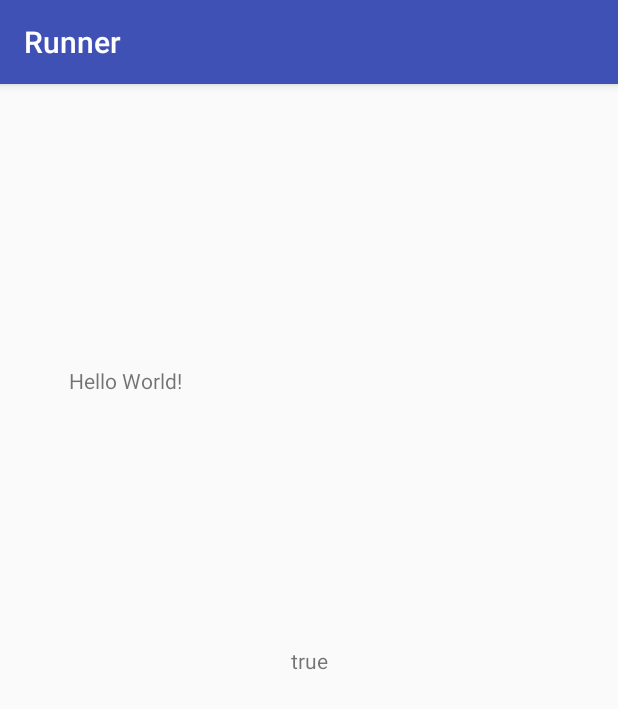
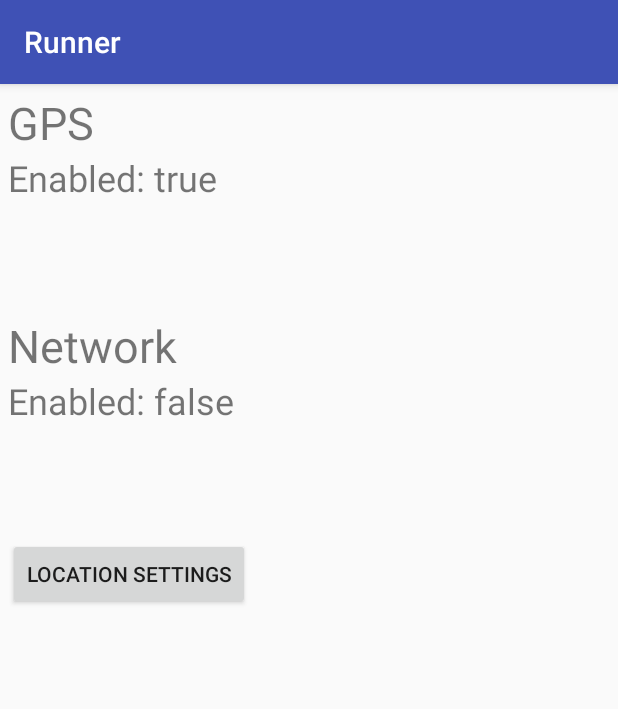
Before and after one commit to roman-nevr/Runner, an Android app: the screen it shows after launch (MainActivity before the commit, LocationActivity after it), on a phone screen of 412 x 824 dp. Shown: the top 709 px of the screen. Run offline under Robolectric (Android 15) with nearby library versions, the phone set to English and light mode, and no system bars.

Commit message:
24.04.2017 1

```diff
--- a/app/src/main/AndroidManifest.xml
+++ b/app/src/main/AndroidManifest.xml
@@ -20,7 +20,7 @@
                 <category android:name="android.intent.category.LAUNCHER"/>
             </intent-filter>
         </activity>
-        <activity android:name=".presentation.MyLocationDemoActivity">
+        <activity android:name=".presentation.LocationActivity">
             <intent-filter>
                 <action android:name="android.intent.action.MAIN"/>
                 <category android:name="android.intent.category.LAUNCHER"/>
--- /dev/null
+++ b/app/src/main/java/org/berendeev/roma/runner/presentation/LocationActivity.java
@@ -0,0 +1,121 @@
+package org.berendeev.roma.runner.presentation;
+
+import android.content.Intent;
+import android.location.Location;
+import android.location.LocationListener;
+import android.location.LocationManager;
+import android.os.Bundle;
+import android.support.v7.app.AppCompatActivity;
+import android.view.View;
+import android.widget.TextView;
+
+import org.berendeev.roma.runner.R;
+
+import java.util.Date;
+
+
+public class LocationActivity extends AppCompatActivity {TextView tvEnabledGPS;
+    TextView tvStatusGPS;
+    TextView tvLocationGPS;
+    TextView tvEnabledNet;
+    TextView tvStatusNet;
+    TextView tvLocationNet;
+
+    private LocationManager locationManager;
+    StringBuilder sbGPS = new StringBuilder();
+    StringBuilder sbNet = new StringBuilder();
+
+    @Override
+    protected void onCreate(Bundle savedInstanceState) {
+        super.onCreate(savedInstanceState);
+        setContentView(R.layout.location);
+        tvEnabledGPS = (TextView) findViewById(R.id.tvEnabledGPS);
+        tvStatusGPS = (TextView) findViewById(R.id.tvStatusGPS);
+        tvLocationGPS = (TextView) findViewById(R.id.tvLocationGPS);
+        tvEnabledNet = (TextView) findViewById(R.id.tvEnabledNet);
+        tvStatusNet = (TextView) findViewById(R.id.tvStatusNet);
+        tvLocationNet = (TextView) findViewById(R.id.tvLocationNet);
+
+        locationManager = (LocationManager) getSystemService(LOCATION_SERVICE);
+    }
+
+    @Override
+    protected void onResume() throws SecurityException {
+        super.onResume();
+        locationManager.requestLocationUpdates(LocationManager.GPS_PROVIDER,
+                1000 * 10, 10, locationListener);
+        locationManager.requestLocationUpdates(
+                LocationManager.NETWORK_PROVIDER, 1000 * 10, 10,
+                locationListener);
+        checkEnabled();
+    }
+
+    @Override
+    protected void onPause() {
+        super.onPause();
+        locationManager.removeUpdates(locationListener);
+    }
+
+    private LocationListener locationListener = new LocationListener() {
+
+        @Override
+        public void onLocationChanged(Location location) {
+            showLocation(location);
+        }
+
+        @Override
+        public void onProviderDisabled(String provider) {
+            checkEnabled();
+        }
+
+        @Override
+        public void onProviderEnabled(String provider) throws SecurityException {
+            checkEnabled();
+            showLocation(locationManager.getLastKnownLocation(provider));
+        }
+
+        @Override
+        public void onStatusChanged(String provider, int status, Bundle extras) {
+            if (provider.equals(LocationManager.GPS_PROVIDER)) {
+                tvStatusGPS.setText("Status: " + String.valueOf(status));
+            } else if (provider.equals(LocationManager.NETWORK_PROVIDER)) {
+                tvStatusNet.setText("Status: " + String.valueOf(status));
+            }
+        }
+    };
+
+    private void showLocation(Location location) {
+        if (location == null)
+            return;
+        if (location.getProvider().equals(LocationManager.GPS_PROVIDER)) {
+            tvLocationGPS.setText(formatLocation(location));
+        } else if (location.getProvider().equals(
+                LocationManager.NETWORK_PROVIDER)) {
+            tvLocationNet.setText(formatLocation(location));
+        }
+    }
+
+    private String formatLocation(Location location) {
+        if (location == null)
+            return "";
+        return String.format(
+                "Coordinates: lat = %1$.4f, lon = %2$.4f, time = %3$tF %3$tT",
+                location.getLatitude(), location.getLongitude(), new Date(
+                        location.getTime()));
+    }
+
+    private void checkEnabled() {
+        tvEnabledGPS.setText("Enabled: "
+                + locationManager
+                .isProviderEnabled(LocationManager.GPS_PROVIDER));
+        tvEnabledNet.setText("Enabled: "
+                + locationManager
+                .isProviderEnabled(LocationManager.NETWORK_PROVIDER));
+    }
+
+    public void onClickLocationSettings(View view) {
+        startActivity(new Intent(
+                android.provider.Settings.ACTION_LOCATION_SOURCE_SETTINGS));
+    };
+
+}
--- /dev/null
+++ b/app/src/main/res/layout/location.xml
@@ -0,0 +1,68 @@
+<?xml version="1.0" encoding="utf-8"?>
+<LinearLayout
+    xmlns:android="http://schemas.android.com/apk/res/android"
+    xmlns:tools="http://schemas.android.com/tools"
+    android:layout_width="match_parent"
+    android:layout_height="match_parent"
+    android:orientation="vertical"
+    android:padding="5dp">
+    <TextView
+        android:id="@+id/tvTitleGPS"
+        android:layout_width="wrap_content"
+        android:layout_height="wrap_content"
+        android:text="@string/provider_gps"
+        android:textSize="30sp">
+    </TextView>
+    <TextView
+        android:id="@+id/tvEnabledGPS"
+        android:layout_width="wrap_content"
+        android:layout_height="wrap_content"
+        android:textSize="24sp">
+    </TextView>
+    <TextView
+        android:id="@+id/tvStatusGPS"
+        android:layout_width="wrap_content"
+        android:layout_height="wrap_content"
+        android:textSize="24sp">
+    </TextView>
+    <TextView
+        android:id="@+id/tvLocationGPS"
+        android:layout_width="wrap_content"
+        android:layout_height="wrap_content"
+        android:textSize="24sp">
+    </TextView>
+    <TextView
+        android:id="@+id/tvTitleNet"
+        android:layout_width="wrap_content"
+        android:layout_height="wrap_content"
+        android:layout_marginTop="10dp"
+        android:text="@string/provider_network"
+        android:textSize="30sp">
+    </TextView>
+    <TextView
+        android:id="@+id/tvEnabledNet"
+        android:layout_width="wrap_content"
+        android:layout_height="wrap_content"
+        android:textSize="24sp">
+    </TextView>
+    <TextView
+        android:id="@+id/tvStatusNet"
+        android:layout_width="wrap_content"
+        android:layout_height="wrap_content"
+        android:textSize="24sp">
+    </TextView>
+    <TextView
+        android:id="@+id/tvLocationNet"
+        android:layout_width="wrap_content"
+        android:layout_height="wrap_content"
+        android:textSize="24sp">
+    </TextView>
+    <Button
+        android:id="@+id/btnLocationSettings"
+        android:layout_width="wrap_content"
+        android:layout_height="wrap_content"
+        android:layout_marginTop="10dp"
+        android:onClick="onClickLocationSettings"
+        android:text="@string/location_settings">
+    </Button>
+</LinearLayout>
--- a/app/src/main/res/values/strings.xml
+++ b/app/src/main/res/values/strings.xml
@@ -1,3 +1,8 @@
 <resources>
     <string name="app_name">Runner</string>
+
+
+    <string name="provider_gps">GPS</string>
+    <string name="provider_network">Network</string>
+    <string name="location_settings">Location settings</string>
 </resources>
```
Also changed, not shown: app/src/main/java/org/berendeev/roma/runner/data/LocationRepository.java (+1 -13 lines), app/src/main/java/org/berendeev/roma/runner/presentation/MainActivity.java (+96 -6 lines), app/src/main/java/org/berendeev/roma/runner/presentation/MyLocationDemoActivity.java (deleted, +0 -140 lines).
